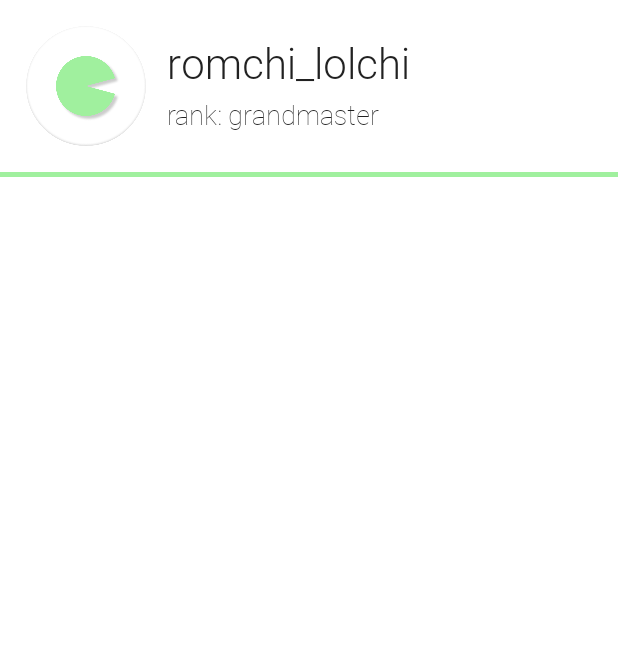
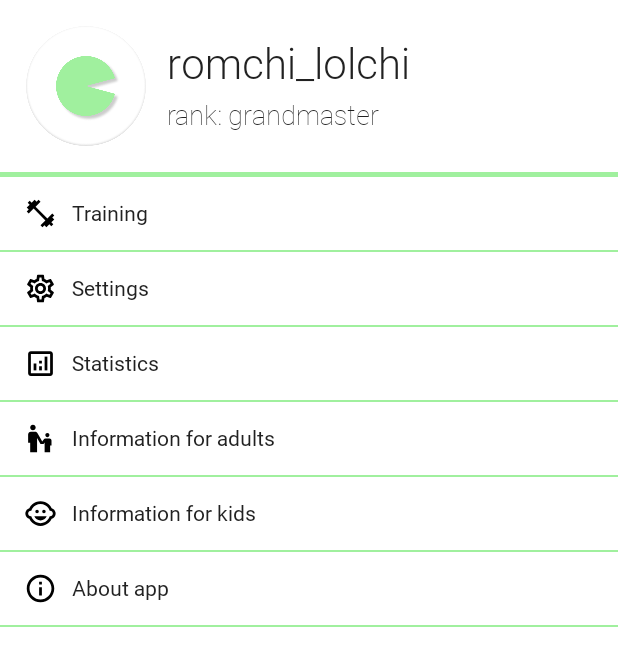
Before and after one commit to RomchiLolchi/SuperSchoolboyRemastered, an Android app built with Jetpack Compose: the composable MainActivityDrawerContent shown on its own in the app's theme, on a phone screen of 412 x 824 dp. Shown: the top 666 px of the screen. Run offline under Robolectric (Android 15) with nearby library versions, the phone set to English and light mode, and no system bars.

Commit message:
- Дизайн MainActivity Drawer'а полностью сделан - Дизайн MainActivity полностью сделан

```diff
--- a/app/src/main/java/com/oftatech/superschoolboyremastered/activity/MainActivity.kt
+++ b/app/src/main/java/com/oftatech/superschoolboyremastered/activity/MainActivity.kt
@@ -5,35 +5,32 @@ import android.os.Bundle
 import androidx.activity.ComponentActivity
 import androidx.activity.compose.setContent
 import androidx.compose.foundation.Image
-import androidx.compose.foundation.background
 import androidx.compose.foundation.clickable
 import androidx.compose.foundation.interaction.MutableInteractionSource
 import androidx.compose.foundation.layout.*
-import androidx.compose.foundation.shape.CircleShape
-import androidx.compose.material.*
+import androidx.compose.material.MaterialTheme
+import androidx.compose.material.Scaffold
+import androidx.compose.material.Text
 import androidx.compose.material.icons.Icons
-import androidx.compose.material.icons.outlined.Settings
+import androidx.compose.material.icons.outlined.*
+import androidx.compose.material.rememberScaffoldState
 import androidx.compose.runtime.Composable
 import androidx.compose.runtime.remember
 import androidx.compose.runtime.rememberCoroutineScope
 import androidx.compose.ui.Alignment
 import androidx.compose.ui.Modifier
 import androidx.compose.ui.draw.alpha
-import androidx.compose.ui.draw.clip
-import androidx.compose.ui.graphics.Color
 import androidx.compose.ui.graphics.RectangleShape
-import androidx.compose.ui.layout.ContentScale
-import androidx.compose.ui.res.painterResource
-import androidx.compose.ui.text.font.FontStyle
+import androidx.compose.ui.res.stringResource
 import androidx.compose.ui.text.font.FontWeight
 import androidx.compose.ui.text.style.TextAlign
-import androidx.compose.ui.tooling.preview.Preview
 import androidx.compose.ui.unit.dp
 import androidx.compose.ui.unit.sp
 import com.oftatech.superschoolboyremastered.R
+import com.oftatech.superschoolboyremastered.ui.DrawerTab
 import com.oftatech.superschoolboyremastered.ui.PrimaryTextButton
+import com.oftatech.superschoolboyremastered.ui.ProfileDrawerTab
 import com.oftatech.superschoolboyremastered.ui.theme.MainAppContent
-import com.oftatech.superschoolboyremastered.ui.theme.robotoFontFamily
 import com.oftatech.superschoolboyremastered.util.Utils.appSetup
 import kotlinx.coroutines.launch
 
@@ -72,11 +69,14 @@ private fun MainActivityScreenContent() {
             ) {
                 Image(modifier = Modifier
                     .padding(start = 16.dp)
-                    .clickable(interactionSource = remember { MutableInteractionSource() }, indication = null) {
+                    .clickable(
+                        interactionSource = remember { MutableInteractionSource() },
+                        indication = null
+                    ) {
                         coroutineScope.launch {
                             scaffoldState.drawerState.open()
                         }
-                    }, painter = painterResource(id = R.drawable.ic_baseline_menu_24), contentDescription = "menu")
+                    }, imageVector = Icons.Outlined.Menu, contentDescription = stringResource(id = R.string.menu_text))
             }
         },
         drawerContent = {
@@ -94,26 +94,25 @@ private fun MainActivityScreenContent() {
             verticalArrangement = Arrangement.Center,
             horizontalAlignment = Alignment.CenterHorizontally,
         ) {
-            //TODO Внести все фразы в strings.xml
-            //TODO Настроить drawer (открытие, его дизайн)
             Text(
                 modifier = Modifier
                     .weight(1f, fill = false)
                     .padding(bottom = 105.dp),
-                text = "You can start\ntraining right now",
+                text = stringResource(id = R.string.you_can_start_training_now_text),
                 style = MaterialTheme.typography.h2.copy(fontWeight = FontWeight.Normal),
                 color = MaterialTheme.colors.onBackground,
                 textAlign = TextAlign.Center
             )
             PrimaryTextButton(modifier = Modifier
                 .width(254.dp)
-                .padding(bottom = 107.dp), text = "Start Training".toUpperCase()) {
+                .padding(bottom = 107.dp), text = stringResource(id = R.string.start_training_text).uppercase()
+            ) {
 
             }
             Row {
-                Image(imageVector = Icons.Outlined.Settings, contentDescription = "Settings")
+                Image(imageVector = Icons.Outlined.Settings, contentDescription = stringResource(id = R.string.settings_text))
                 Spacer(modifier = Modifier.width(10.dp))
-                Text(modifier = Modifier.alpha(0.6F), text = "Edit training session settings", fontSize = 18.sp)
+                Text(modifier = Modifier.alpha(0.6F), text = stringResource(id = R.string.edit_training_session_settings_text), fontSize = 18.sp)
             }
         }
     }
@@ -128,52 +127,11 @@ private fun MainActivityDrawerContent() {
         horizontalAlignment = Alignment.Start
     ) {
         ProfileDrawerTab()
+        DrawerTab(sectionName = stringResource(id = R.string.training_text), icon = Icons.Outlined.FitnessCenter)
+        DrawerTab(sectionName = stringResource(id = R.string.settings_text), icon = Icons.Outlined.Settings)
+        DrawerTab(sectionName = stringResource(id = R.string.statistics_text), icon = Icons.Outlined.Analytics)
+        DrawerTab(sectionName = stringResource(id = R.string.info_for_adults), icon = Icons.Outlined.EscalatorWarning)
+        DrawerTab(sectionName = stringResource(id = R.string.info_for_kids), icon = Icons.Outlined.ChildCare)
+        DrawerTab(sectionName = stringResource(id = R.string.about_app), icon = Icons.Outlined.Info)
     }
 }
-
-@Composable
-private fun ProfileDrawerTab() {
-    //TODO Добавить параметры вместо placeholder'ов
-    Column(
-        modifier = Modifier
-            .fillMaxWidth(),
-        horizontalAlignment = Alignment.CenterHorizontally,
-    ) {
-        Row(
-            modifier = Modifier
-                .padding(top = 17.dp, bottom = 17.dp, start = 17.dp)
-                .fillMaxWidth(),
-            horizontalArrangement = Arrangement.Start,
-            verticalAlignment = Alignment.CenterVertically,
-        ) {
-            Image(
-                modifier = Modifier
-                    .padding(end = 14.dp)
-                    .size(80.dp)
-                    .clip(CircleShape),
-                painter = painterResource(id = R.drawable.superschoolboy_remastered_round_icon_with_inner_shadow),
-                contentDescription = "User's avatar",
-                contentScale = ContentScale.Crop,
-            )
-
-            Column(
-                verticalArrangement = Arrangement.Center,
-                horizontalAlignment = Alignment.Start,
-            ) {
-                Text(text = "romchi_lolchi", fontFamily = robotoFontFamily, fontWeight = FontWeight.Light, fontStyle = FontStyle.Normal, fontSize = 28.sp)
-                Text(modifier = Modifier.padding(top = 7.dp), text = "rank: grandmaster", fontFamily = robotoFontFamily, fontWeight = FontWeight.Thin, fontStyle = FontStyle.Normal, fontSize = 18.sp)
-            }
-        }
-        Divider(
-            modifier = Modifier
-                .fillMaxWidth(),
-            color = MaterialTheme.colors.secondary,
-            thickness = 3.dp
-        )
-    }
-}
-
-@Composable
-private fun DrawerTab() {
-    //TODO Добавить параметры
-}
--- a/app/src/main/java/com/oftatech/superschoolboyremastered/ui/DesignComponents.kt
+++ b/app/src/main/java/com/oftatech/superschoolboyremastered/ui/DesignComponents.kt
@@ -1,15 +1,27 @@
 package com.oftatech.superschoolboyremastered.ui
 
 import androidx.compose.foundation.BorderStroke
-import androidx.compose.foundation.layout.PaddingValues
-import androidx.compose.foundation.layout.padding
+import androidx.compose.foundation.Image
+import androidx.compose.foundation.layout.*
+import androidx.compose.foundation.shape.CircleShape
 import androidx.compose.material.*
+import androidx.compose.material.R
 import androidx.compose.runtime.Composable
+import androidx.compose.ui.Alignment
 import androidx.compose.ui.Modifier
+import androidx.compose.ui.draw.clip
 import androidx.compose.ui.graphics.Color
+import androidx.compose.ui.graphics.vector.ImageVector
+import androidx.compose.ui.layout.ContentScale
+import androidx.compose.ui.res.painterResource
+import androidx.compose.ui.res.stringResource
+import androidx.compose.ui.text.font.FontStyle
+import androidx.compose.ui.text.font.FontWeight
 import androidx.compose.ui.unit.dp
+import androidx.compose.ui.unit.sp
 import com.oftatech.superschoolboyremastered.ui.theme.Silver
 import com.oftatech.superschoolboyremastered.ui.theme.White
+import com.oftatech.superschoolboyremastered.ui.theme.robotoFontFamily
 
 @Composable
 fun PrimaryTextButton(modifier: Modifier = Modifier, text: String, onClick: () -> Unit) {
@@ -36,3 +48,84 @@ fun SecondaryTextButton(modifier: Modifier = Modifier, text: String, onClick: ()
         Text(modifier = Modifier.padding(vertical = 20.dp, horizontal = 17.dp), text = text, color = Silver)
     }
 }
+
+@Composable
+fun ProfileDrawerTab() {
+    //TODO Добавить параметры вместо placeholder'ов
+    Column(
+        modifier = Modifier
+            .fillMaxWidth(),
+        horizontalAlignment = Alignment.CenterHorizontally,
+    ) {
+        Row(
+            modifier = Modifier
+                .padding(top = 17.dp, bottom = 17.dp, start = 17.dp)
+                .fillMaxWidth(),
+            horizontalArrangement = Arrangement.Start,
+            verticalAlignment = Alignment.CenterVertically,
+        ) {
+            Image(
+                modifier = Modifier
+                    .padding(end = 14.dp)
+                    .size(80.dp)
+                    .clip(CircleShape),
+                painter = painterResource(id = com.oftatech.superschoolboyremastered.R.drawable.superschoolboy_remastered_round_icon_with_inner_shadow),
+                contentDescription = stringResource(id = com.oftatech.superschoolboyremastered.R.string.user_avatar_text),
+                contentScale = ContentScale.Crop,
+            )
+
+            Column(
+                verticalArrangement = Arrangement.Center,
+                horizontalAlignment = Alignment.Start,
+            ) {
+                Text(text = "romchi_lolchi", fontFamily = robotoFontFamily, fontWeight = FontWeight.Light, fontStyle = FontStyle.Normal, fontSize = 28.sp)
+                Text(modifier = Modifier.padding(top = 7.dp), text = "rank: grandmaster", fontFamily = robotoFontFamily, fontWeight = FontWeight.Thin, fontStyle = FontStyle.Normal, fontSize = 18.sp)
+            }
+        }
+        Divider(
+            modifier = Modifier
+                .fillMaxWidth(),
+            color = MaterialTheme.colors.secondary,
+            thickness = 3.dp,
+        )
+    }
+}
+
+@Composable
+fun DrawerTab(sectionName: String, icon: ImageVector) {
+    Column(
+        modifier = Modifier
+            .fillMaxWidth()
+            .height(50.dp),
+        horizontalAlignment = Alignment.Start,
+    ) {
+        Row(
+            modifier = Modifier
+                .padding(horizontal = 16.dp)
+                .weight(1f)
+                .fillMaxWidth(),
+            verticalAlignment = Alignment.CenterVertically,
+        ) {
+            Image(
+                modifier = Modifier
+                    .padding(end = 10.dp)
+                    .size(22.dp),
+                imageVector = icon,
+                contentDescription = "$sectionName ${stringResource(id = com.oftatech.superschoolboyremastered.R.string.drawer_tab_icon_text)}",
+            )
+            Text(
+                text = sectionName,
+                fontFamily = robotoFontFamily,
+                fontWeight = FontWeight.Normal,
+                fontStyle = FontStyle.Normal,
+                fontSize = 14.sp,
+            )
+        }
+        Divider(
+            modifier = Modifier
+                .fillMaxWidth(),
+            color = MaterialTheme.colors.secondary,
+            thickness = 1.dp,
+        )
+    }
+}
--- a/app/src/main/res/values/strings.xml
+++ b/app/src/main/res/values/strings.xml
@@ -8,6 +8,21 @@
     <string name="log_in_with_google_play_games_text">Log in with Google Play Games</string>
     <string name="continue_without_linking_text">Continue without linking</string>
 
+    <string name="edit_training_session_settings_text">Edit training session settings</string>
+    <string name="start_training_text">Start training</string>
+    <string name="you_can_start_training_now_text">You can start\ntraining right now</string>
+
+    <!-- Drawer tabs' texts -->
+    <string name="training_text">Training</string>
+    <string name="statistics_text">Statistics</string>
+    <string name="info_for_adults">Information for adults</string>
+    <string name="info_for_kids">Information for kids</string>
+    <string name="about_app">About app</string>
+
     <!-- Content description text resources -->
     <string name="app_icon_text">App icon</string>
+    <string name="menu_text">Menu</string>
+    <string name="settings_text">Settings</string>
+    <string name="user_avatar_text">User\'s avatar</string>
+    <string name="drawer_tab_icon_text">drawer tab icon</string>
 </resources>
```
Also changed, not shown: app/src/main/res/drawable/ic_baseline_menu_24.xml (deleted, +0 -9 lines), app/src/main/res/drawable/ic_outline_settings_24.xml (deleted, +0 -9 lines).
